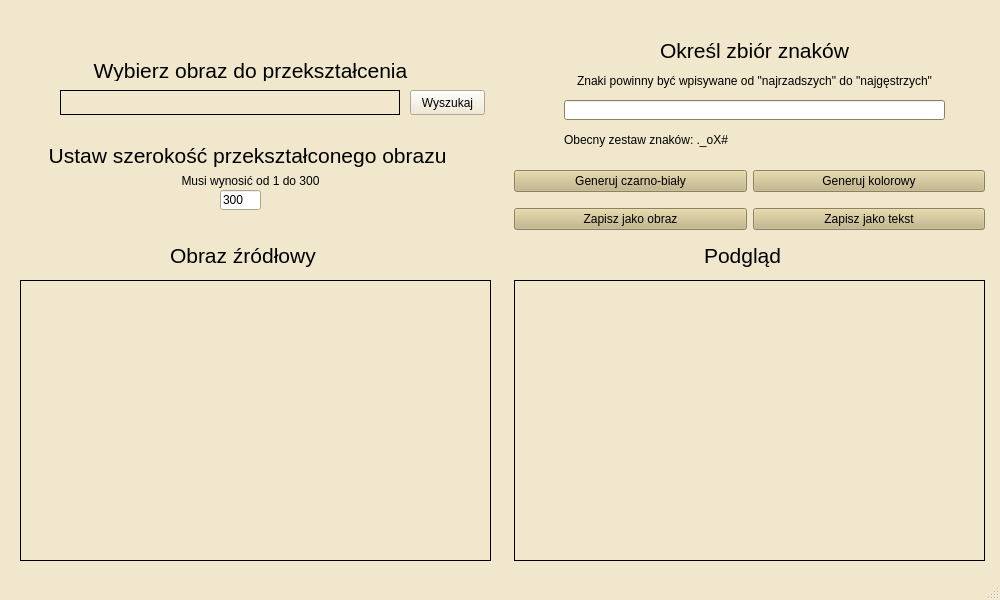
Old version of the form asciiConverterMainWindow.ui in the repository petrynski/PythonASCII.
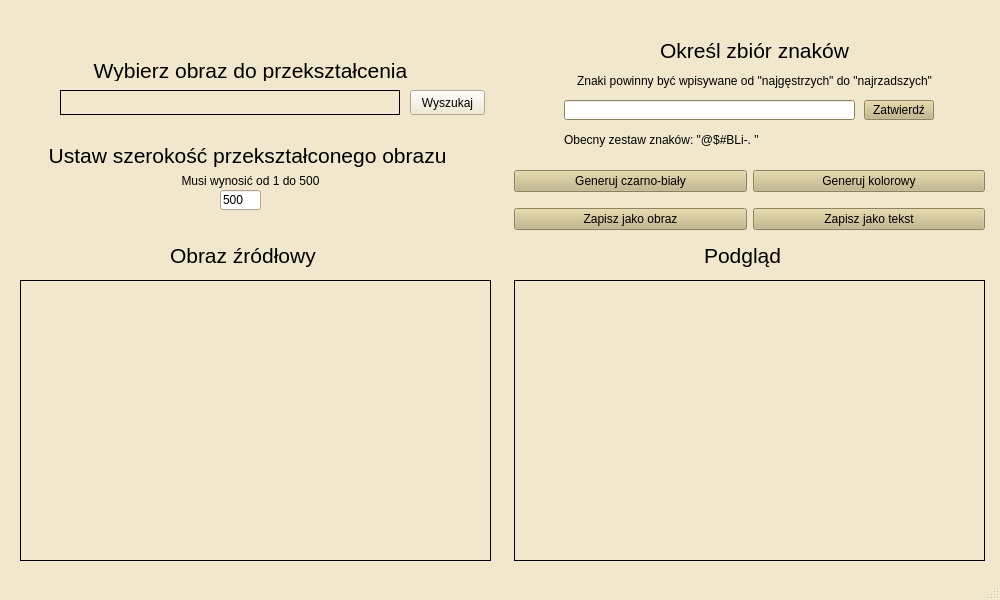
New version of the form.

Commit message: Added changing charset feature, fixed max output size extreme cases

Diff of the .ui file:
```diff
--- a/asciiConverterMainWindow.ui
+++ b/asciiConverterMainWindow.ui
@@ -603,7 +603,7 @@
          </font>
         </property>
         <property name="text">
-         <string>Musi wynosić od 1 do 300</string>
+         <string>Musi wynosić od 1 do 500</string>
         </property>
         <property name="alignment">
          <set>Qt::AlignCenter</set>
@@ -619,7 +619,7 @@
          </rect>
         </property>
         <property name="text">
-         <string>300</string>
+         <string>500</string>
         </property>
        </widget>
       </widget>
@@ -1085,7 +1085,7 @@
          <rect>
           <x>60</x>
           <y>90</y>
-          <width>381</width>
+          <width>291</width>
           <height>20</height>
          </rect>
         </property>
@@ -1105,7 +1105,7 @@
          </font>
         </property>
         <property name="text">
-         <string>Znaki powinny być wpisywane od &quot;najrzadszych&quot; do &quot;najgęstrzych&quot;</string>
+         <string>Znaki powinny być wpisywane od &quot;najgęstrzych&quot; do &quot;najrzadszych&quot;</string>
         </property>
         <property name="alignment">
          <set>Qt::AlignCenter</set>
@@ -1180,7 +1180,20 @@
          </rect>
         </property>
         <property name="text">
-         <string>Obecny zestaw znaków: ._oX#</string>
+         <string>Obecny zestaw znaków: &quot;@$#BLi-. &quot;</string>
+        </property>
+       </widget>
+       <widget class="QPushButton" name="confirmCharSetButton">
+        <property name="geometry">
+         <rect>
+          <x>360</x>
+          <y>90</y>
+          <width>70</width>
+          <height>20</height>
+         </rect>
+        </property>
+        <property name="text">
+         <string>Zatwierdź</string>
         </property>
        </widget>
       </widget>
```
Left out of the diff: 2 changed lines with no effect on the pictures. The commit also changes 1 other file.
